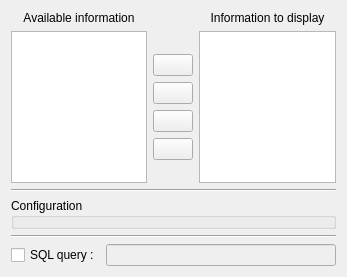
Before: the Qt Designer form sources/dataBase/ui/summaryquerywidget.ui in EmilOsvoll/qelectrotech-source-mirror, drawn with Qt 5.
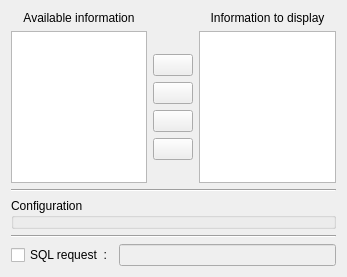
After: the same form once the commit is applied. Icons and pictures are not drawn. Custom widgets are drawn as their Qt base class.

Diff of the .ui file:
```diff
--- a/sources/dataBase/ui/summaryquerywidget.ui
+++ b/sources/dataBase/ui/summaryquerywidget.ui
@@ -158,7 +158,7 @@
      <item>
       <widget class="QCheckBox" name="m_edit_sql_query_cb">
        <property name="text">
-        <string>SQL query :</string>
+        <string>SQL request  :</string>
        </property>
       </widget>
      </item>
```
Left out of the diff: 2 changed lines with no effect on the pictures.
